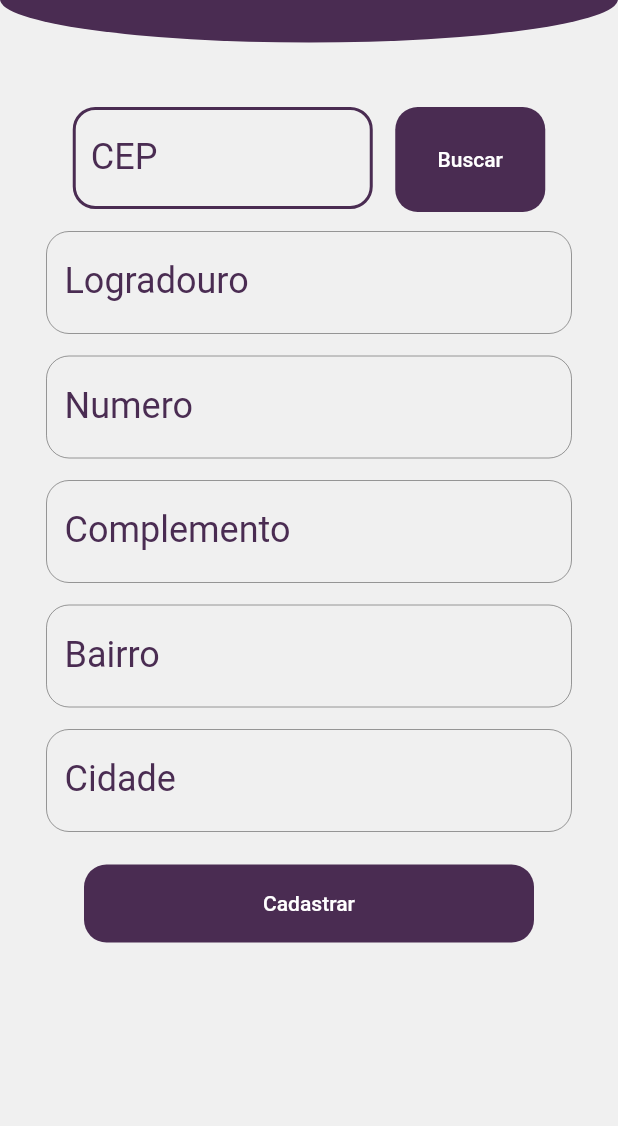
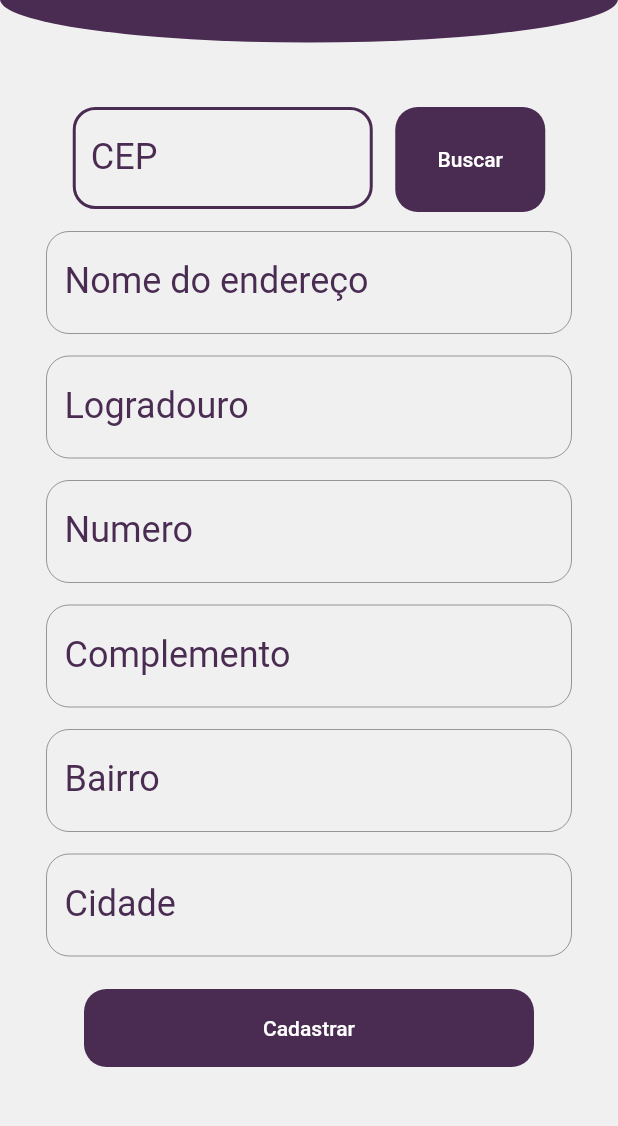
Before and after one commit to GuiPiovezan/aplicativo-point-summer-foods, a Flutter app: the AddressRegistration screen opened directly, on a phone screen of 412 x 824 dp, the part 88-1214 px from its top. Run offline on Flutter 3.47's test engine with Material 2 defaults, Android fonts, the phone set to English and light mode, and no system bars; our stand-ins replace brasil_fields, cloud_firestore, firebase_auth, firebase_core, modal_bottom_sheet; accounts and stored records are empty.

Commit message:
Adicionando campo de nome do endereço

```diff
--- a/lib/Services/ControlerService/address-controler-service.dart
+++ b/lib/Services/ControlerService/address-controler-service.dart
@@ -8,11 +8,12 @@ class ControllerException implements Exception {
 class AddressControllerService extends TextEditingController {
   String? page;
   TextEditingController? cep;
-  TextEditingController? street;
-  TextEditingController? number;
+  TextEditingController? city;
   TextEditingController? complement;
   TextEditingController? district;
-  TextEditingController? city;
+  TextEditingController? name;
+  TextEditingController? number;
+  TextEditingController? street;
 
   AddressControllerService() {
     _addressControllerService();
@@ -20,11 +21,12 @@ class AddressControllerService extends TextEditingController {
 
   _addressControllerService() {
     cep = TextEditingController();
-    street = TextEditingController();
-    number = TextEditingController();
+    city = TextEditingController();
     complement = TextEditingController();
     district = TextEditingController();
-    city = TextEditingController();
+    name = TextEditingController();
+    number = TextEditingController();
+    street = TextEditingController();
   }
 
   setValue(result) {
--- a/lib/View/CustomerRegistration/address-registration.dart
+++ b/lib/View/CustomerRegistration/address-registration.dart
@@ -28,6 +28,7 @@ class _AddressRegistration extends State<AddressRegistration> {
   bool enableComplement = false;
   bool enableDistrict = false;
   bool enableCity = false;
+  bool enableName = false;
   String cepSearched = "";
 
   void save(BuildContext context) async {
@@ -38,6 +39,7 @@ class _AddressRegistration extends State<AddressRegistration> {
         cidade: controller.city!.text,
         complemento: controller.complement!.text,
         logradouro: controller.street!.text,
+        nome: controller.name!.text,
         numero: controller.number!.text,
         uid: null,
       );
@@ -54,13 +56,17 @@ class _AddressRegistration extends State<AddressRegistration> {
       CepModel result = cepService.getCEP();
       controller.setValue(result);
     } on CepException catch (e) {
-      ScaffoldMessenger.of(context)
-          .showSnackBar(SnackBar(content: Text(e.message)));
+      ScaffoldMessenger.of(context).showSnackBar(
+        SnackBar(
+          content: Text(e.message),
+        ),
+      );
     }
 
     setState(() {
       controller.city ?? "";
       enableNumber = true;
+      enableName = true;
       controller.city!.text != "" ? enableCity = false : enableCity = true;
       controller.complement!.text != ""
           ? enableComplement = false
@@ -116,6 +122,12 @@ class _AddressRegistration extends State<AddressRegistration> {
               ],
             ),
             CustomTextField(
+              controller: controller.name,
+              labelText: 'Nome do endereço',
+              placeholder: 'Ex. Trabalho',
+              enable: enableName,
+            ),
+            CustomTextField(
               controller: controller.street,
               labelText: 'Logradouro',
               placeholder: 'Rua José Pereira',
--- a/lib/models/address-model.dart
+++ b/lib/models/address-model.dart
@@ -4,6 +4,7 @@ class AddressModel {
   String? cidade;
   String? complemento;
   String? logradouro;
+  String? nome;
   String? numero;
   String? uid;
 
@@ -13,6 +14,7 @@ class AddressModel {
     required this.cidade,
     required this.complemento,
     required this.logradouro,
+    required this.nome,
     required this.numero,
     required this.uid,
   });
@@ -23,6 +25,7 @@ class AddressModel {
     cidade = map['cidade'];
     complemento = map['complemento'];
     logradouro = map['logradouro'];
+    nome = map["nome"];
     numero = map['numero'];
     uid = map['uid'];
   }
```
